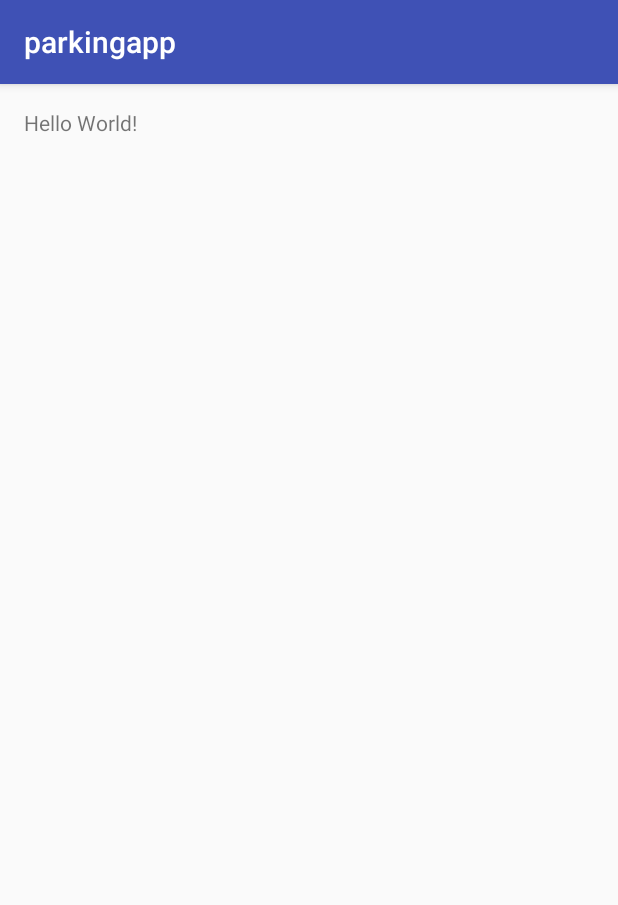
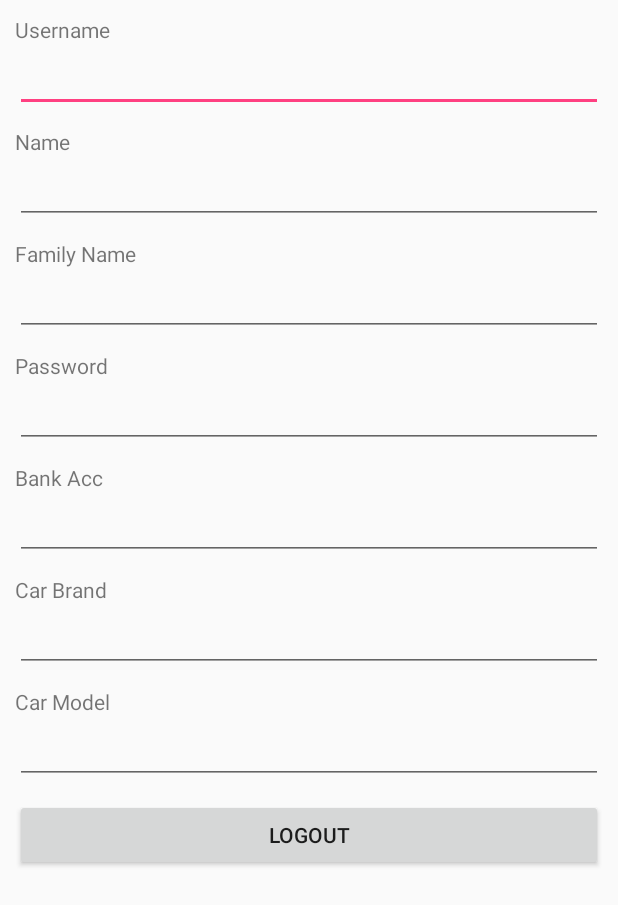
Before and after one commit to LaurynasSlimas/App-ParkingSystem, an Android app: the screen it shows after launch (MainActivity), on a phone screen of 412 x 824 dp. Shown: the top 905 px of the screen. Run offline under Robolectric (Android 15) with nearby library versions, the phone set to English and light mode, and no system bars; 3 statements that could not run were skipped.

Commit message:
Register Prototipas
Registracijos prototipas su Main Prototipu Klaidui

```diff
--- /dev/null
+++ b/app/src/main/java/com/slimas95/l/register/MainActivity.java
@@ -0,0 +1,52 @@
+package com.slimas95.l.register;
+
+import android.os.Bundle;
+import android.support.design.widget.FloatingActionButton;
+import android.support.design.widget.Snackbar;
+import android.support.v7.app.AppCompatActivity;
+import android.support.v7.widget.Toolbar;
+import android.view.View;
+import android.view.Menu;
+import android.view.MenuItem;
+
+public class MainActivity extends AppCompatActivity {
+
+    @Override
+    protected void onCreate(Bundle savedInstanceState) {
+        super.onCreate(savedInstanceState);
+        setContentView(R.layout.activity_main);
+        Toolbar toolbar = (Toolbar) findViewById(R.id.toolbar);
+        setSupportActionBar(toolbar);
+
+        FloatingActionButton fab = (FloatingActionButton) findViewById(R.id.fab);
+        fab.setOnClickListener(new View.OnClickListener() {
+            @Override
+            public void onClick(View view) {
+                Snackbar.make(view, "Replace with your own action", Snackbar.LENGTH_LONG)
+                        .setAction("Action", null).show();
+            }
+        });
+    }
+
+    @Override
+    public boolean onCreateOptionsMenu(Menu menu) {
+        // Inflate the menu; this adds items to the action bar if it is present.
+        getMenuInflater().inflate(R.menu.menu_main, menu);
+        return true;
+    }
+
+    @Override
+    public boolean onOptionsItemSelected(MenuItem item) {
+        // Handle action bar item clicks here. The action bar will
+        // automatically handle clicks on the Home/Up button, so long
+        // as you specify a parent activity in AndroidManifest.xml.
+        int id = item.getItemId();
+
+        //noinspection SimplifiableIfStatement
+        if (id == R.id.action_settings) {
+            return true;
+        }
+
+        return super.onOptionsItemSelected(item);
+    }
+}
--- /dev/null
+++ b/app/src/main/java/com/slimas95/l/register/Register.java
@@ -0,0 +1,5 @@
+package com.slimas95.l.register;
+
+/**
+ * Created by Laurynas on 11/15/2016.
+ */
--- a/app/src/main/res/layout/activity_main.xml
+++ b/app/src/main/res/layout/activity_main.xml
@@ -1,17 +1,103 @@
 <?xml version="1.0" encoding="utf-8"?>
-<RelativeLayout xmlns:android="http://schemas.android.com/apk/res/android"
+<LinearLayout xmlns:android="http://schemas.android.com/apk/res/android"
     xmlns:tools="http://schemas.android.com/tools"
-    android:id="@+id/activity_main"
+    android:orientation="vertical"
     android:layout_width="match_parent"
-    android:layout_height="match_parent"
-    android:paddingBottom="@dimen/activity_vertical_margin"
-    android:paddingLeft="@dimen/activity_horizontal_margin"
-    android:paddingRight="@dimen/activity_horizontal_margin"
-    android:paddingTop="@dimen/activity_vertical_margin"
-    tools:context="com.example.justas.parkingapp.MainActivity">
+    android:padding="10dp"
+    android:layout_height="match_parent">
 
-    <TextView
-        android:layout_width="wrap_content"
-        android:layout_height="wrap_content"
-        android:text="Hello World!" />
-</RelativeLayout>
+
+    <ScrollView
+        android:layout_width="fill_parent"
+        android:layout_height="wrap_content">
+        <LinearLayout
+            android:layout_width="match_parent"
+            android:layout_height="match_parent"
+            android:orientation="vertical">
+            <TextView
+                android:layout_width="wrap_content"
+                android:text="Username"
+                android:layout_height="wrap_content" />
+
+            <EditText
+                android:id="@+id/etUsername"
+                android:layout_width="match_parent"
+                android:layout_marginBottom="10dp"
+                android:layout_height="wrap_content" />
+
+            <TextView
+                android:layout_width="wrap_content"
+                android:text="Name"
+                android:layout_height="wrap_content" />
+
+            <EditText
+                android:id="@+id/Name"
+                android:layout_width="match_parent"
+                android:layout_marginBottom="10dp"
+                android:layout_height="wrap_content" />
+
+            <TextView
+                android:layout_width="wrap_content"
+                android:text="Family Name"
+                android:layout_height="wrap_content" />
+
+            <EditText
+                android:id="@+id/etFamilyName"
+                android:layout_width="match_parent"
+                android:layout_marginBottom="10dp"
+                android:layout_height="wrap_content" />
+
+            <TextView
+                android:layout_width="wrap_content"
+                android:text="Password"
+                android:layout_height="wrap_content" />
+
+            <EditText
+                android:id="@+id/etPassword"
+                android:layout_width="match_parent"
+                android:layout_marginBottom="10dp"
+                android:inputType="textPassword"
+                android:layout_height="wrap_content" />
+
+            <TextView
+                android:layout_width="wrap_content"
+                android:text="Bank Acc"
+                android:layout_height="wrap_content" />
+
+            <EditText
+                android:id="@+id/etBankAcc"
+                android:layout_width="match_parent"
+                android:layout_marginBottom="10dp"
+                android:layout_height="wrap_content" />
+
+            <TextView
+                android:layout_width="wrap_content"
+                android:text="Car Brand"
+                android:layout_height="wrap_content" />
+
+            <EditText
+                android:id="@+id/etCarBrand"
+                android:layout_width="match_parent"
+                android:layout_marginBottom="10dp"
+                android:layout_height="wrap_content" />
+
+            <TextView
+                android:layout_width="wrap_content"
+                android:text="Car Model"
+                android:layout_height="wrap_content" />
+
+            <EditText
+                android:id="@+id/etCarModel"
+                android:layout_width="match_parent"
+                android:layout_marginBottom="10dp"
+                android:layout_height="wrap_content" />
+
+            <Button
+                android:id="@+id/bLogout"
+                android:text="Logout"
+                android:layout_width="match_parent"
+                android:layout_height="wrap_content" />
+
+        </LinearLayout>
+    </ScrollView>
+</LinearLayout>
--- /dev/null
+++ b/app/src/main/res/menu/menu_main.xml
@@ -0,0 +1,10 @@
+<menu xmlns:android="http://schemas.android.com/apk/res/android"
+    xmlns:app="http://schemas.android.com/apk/res-auto"
+    xmlns:tools="http://schemas.android.com/tools"
+    tools:context="com.slimas95.l.register.MainActivity">
+    <item
+        android:id="@+id/action_settings"
+        android:orderInCategory="100"
+        android:title="@string/action_settings"
+        app:showAsAction="never" />
+</menu>
--- /dev/null
+++ b/app/src/main/res/values-v21/styles.xml
@@ -0,0 +1,9 @@
+<resources>
+
+    <style name="AppTheme.NoActionBar">
+        <item name="windowActionBar">false</item>
+        <item name="windowNoTitle">true</item>
+        <item name="android:windowDrawsSystemBarBackgrounds">true</item>
+        <item name="android:statusBarColor">@android:color/transparent</item>
+    </style>
+</resources>
--- a/app/src/main/res/values/dimens.xml
+++ b/app/src/main/res/values/dimens.xml
@@ -2,4 +2,5 @@
     <!-- Default screen margins, per the Android Design guidelines. -->
     <dimen name="activity_horizontal_margin">16dp</dimen>
     <dimen name="activity_vertical_margin">16dp</dimen>
+    <dimen name="fab_margin">16dp</dimen>
 </resources>
--- a/app/src/main/res/values/strings.xml
+++ b/app/src/main/res/values/strings.xml
@@ -1,3 +1,4 @@
 <resources>
-    <string name="app_name">parkingapp</string>
+    <string name="app_name">Register</string>
+    <string name="action_settings">Settings</string>
 </resources>
--- a/app/src/main/res/values/styles.xml
+++ b/app/src/main/res/values/styles.xml
@@ -8,4 +8,13 @@
         <item name="colorAccent">@color/colorAccent</item>
     </style>
 
+    <style name="AppTheme.NoActionBar">
+        <item name="windowActionBar">false</item>
+        <item name="windowNoTitle">true</item>
+    </style>
+
+    <style name="AppTheme.AppBarOverlay" parent="ThemeOverlay.AppCompat.Dark.ActionBar" />
+
+    <style name="AppTheme.PopupOverlay" parent="ThemeOverlay.AppCompat.Light" />
+
 </resources>
```
Also changed, not shown: app/build.gradle (+5 -4 lines), app/src/main/AndroidManifest.xml (+5 -4 lines), app/src/main/res/layout/activity_register.xml (+73 -3 lines), app/src/main/res/layout/content_main.xml (added, +20 -0 lines), 3 other files.
